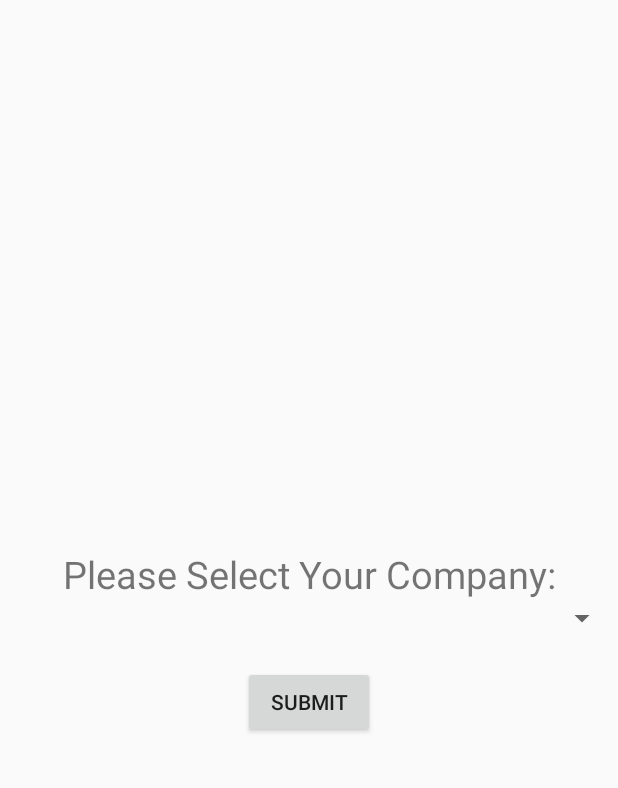
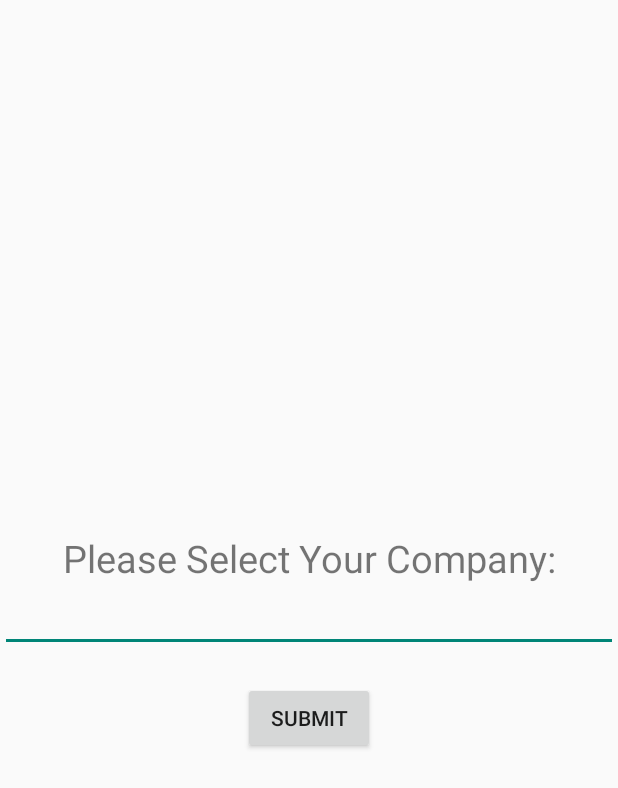
Before and after one commit to ProHax212/RateMyBusinessPartners, an Android app: the layout select_company_pop_up.xml on its own in the app's theme, with its tools: preview values and no code run, on a phone screen of 412 x 824 dp. Shown: the top 788 px of the screen. Run offline under Robolectric (Android 15) with nearby library versions, the phone set to English and light mode, and no system bars.

Commit message:
Select Company page moves up and down in response of the softkeyboard.

```diff
--- a/app/build.gradle
+++ b/app/build.gradle
@@ -7,7 +7,7 @@ android {
 
     defaultConfig {
         applicationId "seniordesign.ratemybusinesspartners"
-        minSdkVersion 10//changed from 8 to 9 to be compatible with google play services
+        minSdkVersion 14//changed from 8 to 9 to be compatible with google play services
         targetSdkVersion 23
         versionCode 1
         versionName "1.0"
--- a/app/src/main/AndroidManifest.xml
+++ b/app/src/main/AndroidManifest.xml
@@ -35,7 +35,10 @@
             android:name=".ViewReview"
             android:label="@string/title_activity_view_review"
             android:theme="@style/AppTheme.NoActionBar" />
-        <activity android:name=".SelectCompanyPopUp" />
+        <activity
+            android:name=".SelectCompanyPopUp"
+            android:windowSoftInputMode="adjustPan|adjustResize"
+            android:theme="@android:style/Theme.Dialog" />
     </application>
 
 </manifest>
--- a/app/src/main/java/seniordesign/ratemybusinesspartners/MainActivity.java
+++ b/app/src/main/java/seniordesign/ratemybusinesspartners/MainActivity.java
@@ -192,7 +192,7 @@ public class MainActivity extends AppCompatActivity implements  GoogleApiClient.
         if (requestCode == RC_SIGN_IN) {
             GoogleSignInResult result = Auth.GoogleSignInApi.getSignInResultFromIntent(data);
             handleSignInResult(result);
-        } else if (requestCode == RC_COMPANY_SELECTION) {
+        } else if (requestCode == RC_COMPANY_SELECTION && resultCode != 0) {
             data.getData();
             company = data.getStringExtra(SELECTED_COMPANY);
             Runnable runSaveItem = new Runnable() {
--- a/app/src/main/res/layout/select_company_pop_up.xml
+++ b/app/src/main/res/layout/select_company_pop_up.xml
@@ -1,8 +1,11 @@
 <?xml version="1.0" encoding="utf-8"?>
 <RelativeLayout xmlns:android="http://schemas.android.com/apk/res/android"
-    android:orientation="vertical" android:layout_width="match_parent"
+    android:id="@+id/select_company_viewgroup"
+    android:orientation="vertical"
+    android:layout_width="match_parent"
     android:layout_height="match_parent"
-    android:weightSum="1">
+    android:weightSum="1"
+    android:windowCloseOnTouchOutside="true" >
 
     <TextView
         android:layout_width="match_parent"
@@ -10,13 +13,14 @@
         android:text="@string/select_company_textView"
         android:textSize="25sp"
         android:gravity="center"
-        android:layout_above="@+id/select_company_popup_spinner" />
+        android:layout_above="@+id/select_company_popup_autocompletetextview" />
 
-    <Spinner
+    <AutoCompleteTextView
         android:layout_width="match_parent"
         android:layout_height="wrap_content"
         android:dropDownWidth="200dp"
-        android:id="@+id/select_company_popup_spinner"
+        android:id="@+id/select_company_popup_autocompletetextview"
+        android:textColor="@color/blue_grey_500"
         android:layout_centerHorizontal="true"
         android:layout_centerInParent="true" />
 
@@ -26,6 +30,6 @@
         android:text="@string/select_company_submit"
         android:id="@+id/select_company_button"
         android:layout_marginTop="20dp"
-        android:layout_below="@+id/select_company_popup_spinner"
+        android:layout_below="@+id/select_company_popup_autocompletetextview"
         android:layout_centerHorizontal="true" />
 </RelativeLayout>
--- a/app/src/main/res/values/styles.xml
+++ b/app/src/main/res/values/styles.xml
@@ -32,4 +32,9 @@
         <item name="android:textColor">@android:color/white</item>
     </style>
 
+    <style name="popuptheme" >
+        <item name="android:windowIsTranslucent">true</item>
+        <item name="android:windowCloseOnTouchOutside">true</item>
+    </style>
+
 </resources>
```
Also changed, not shown: app/src/main/java/seniordesign/ratemybusinesspartners/SelectCompanyPopUp.java (+33 -7 lines).
